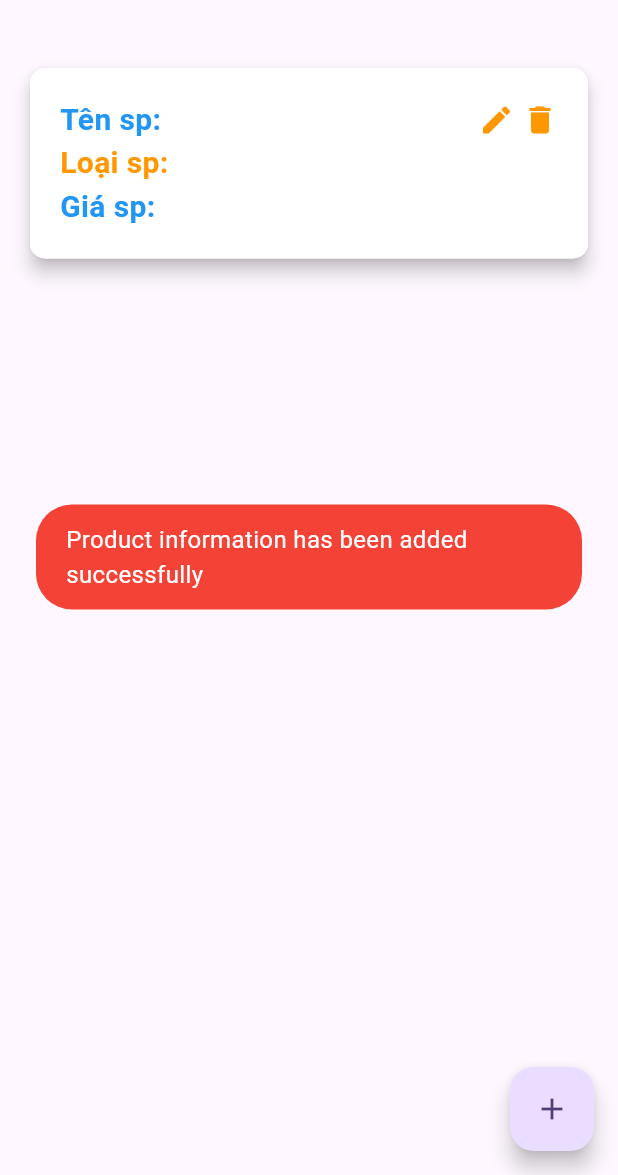
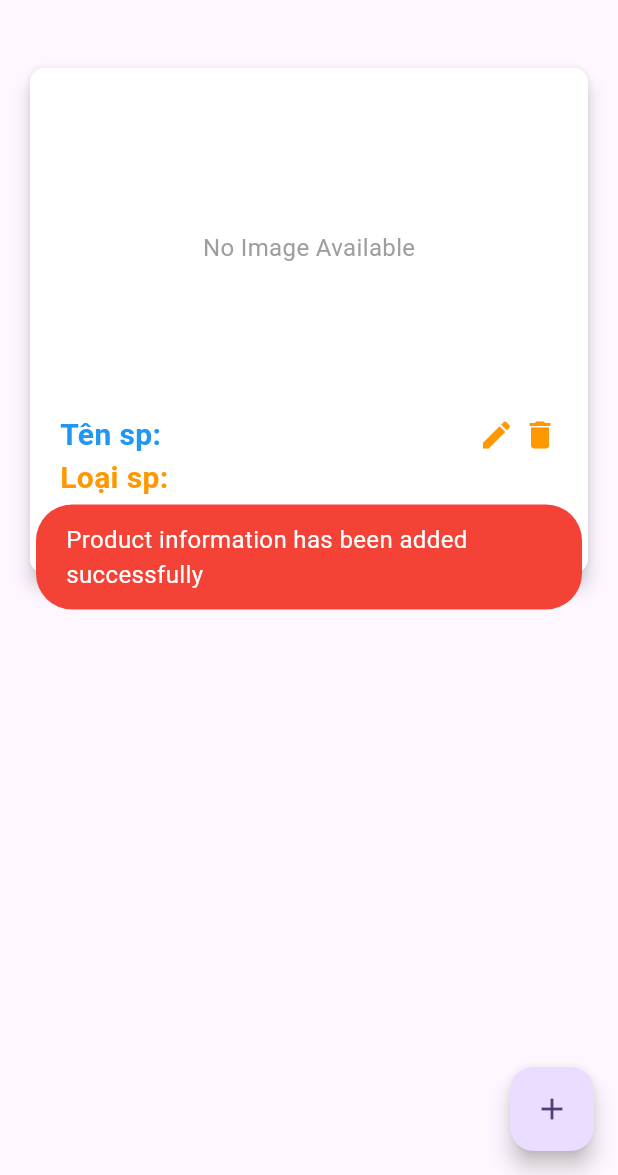
Before and after one commit to Rin-Bruh/Flutter-TTQuy-Giuaki, a Flutter app: the Product screen opened directly, after a tap on "Add", on a phone screen of 412 x 824 dp, the part 61-1236 px from its top. Run offline on Flutter 3.47's test engine with Material 3 defaults, Android fonts, the light colour scheme and no system bars; our stand-ins replace cloud_firestore, firebase_core, fluttertoast, random_string; accounts and stored records are empty.

Commit message:
upload-image

```diff
--- a/lib/pages/home.dart
+++ b/lib/pages/home.dart
@@ -15,6 +15,7 @@ class _HomeState extends State<Home> {
   TextEditingController tencontroller = TextEditingController();
   TextEditingController loaicontroller = TextEditingController();
   TextEditingController giacontroller = TextEditingController();
+  TextEditingController imagecontroller = TextEditingController();
   Stream? ProductStream;
 
   getontheload() async {
@@ -51,6 +52,25 @@ class _HomeState extends State<Home> {
                           child: Column(
                             crossAxisAlignment: CrossAxisAlignment.start,
                             children: [
+                              ds["imageUrl"] != null &&
+                                      ds["imageUrl"].isNotEmpty
+                                  ? Image.network(
+                                      ds["imageUrl"],
+                                      width: double.infinity,
+                                      height: 200,
+                                      fit: BoxFit.cover,
+                                    )
+                                  : const SizedBox(
+                                      height: 200,
+                                      child: Center(
+                                        child: Text(
+                                          "No Image Available",
+                                          style: TextStyle(
+                                              color: Colors.grey, fontSize: 16),
+                                        ),
+                                      ),
+                                    ),
+                              const SizedBox(height: 10),
                               Row(
                                 children: [
                                   Text("Tên sp: " + ds["Ten"],
@@ -64,6 +84,7 @@ class _HomeState extends State<Home> {
                                         tencontroller.text = ds["Ten"];
                                         loaicontroller.text = ds["Loai"];
                                         giacontroller.text = ds["Gia"];
+                                        imagecontroller.text = ds["imageUrl"];
                                         EditProductDetail(ds["Id"]);
                                       },
                                       child: const Icon(
@@ -259,6 +280,28 @@ class _HomeState extends State<Home> {
                   const SizedBox(
                     height: 30.0,
                   ),
+                  const Text("Hình ảnh",
+                      style: TextStyle(
+                          color: Colors.black,
+                          fontSize: 20.0,
+                          fontWeight: FontWeight.bold)),
+                  const SizedBox(
+                    height: 10.0,
+                  ),
+                  Container(
+                    padding: const EdgeInsets.only(left: 10.0),
+                    decoration: BoxDecoration(
+                        border: Border.all(),
+                        borderRadius: BorderRadius.circular(10.0)),
+                    child: TextField(
+                      controller: imagecontroller,
+                      decoration:
+                          const InputDecoration(border: InputBorder.none),
+                    ),
+                  ),
+                  const SizedBox(
+                    height: 30.0,
+                  ),
                   ElevatedButton(
                       onPressed: () async {
                         Map<String, dynamic> updateInfo = {
@@ -266,6 +309,7 @@ class _HomeState extends State<Home> {
                           "Loai": loaicontroller.text,
                           "Id": id,
                           "Gia": giacontroller.text,
+                          "imageUrl": imagecontroller.text,
                         };
                         await DatabaseMethods()
                             .updateProductDetail(id, updateInfo)
--- a/lib/pages/product.dart
+++ b/lib/pages/product.dart
@@ -15,6 +15,7 @@ class _ProductState extends State<Product> {
   TextEditingController tencontroller = TextEditingController();
   TextEditingController loaicontroller = TextEditingController();
   TextEditingController giacontroller = TextEditingController();
+  TextEditingController imagecontroller = TextEditingController();
   @override
   Widget build(BuildContext context) {
     return Scaffold(
@@ -58,7 +59,7 @@ class _ProductState extends State<Product> {
                   border: Border.all(),
                   borderRadius: BorderRadius.circular(10.0)),
               child: TextField(
-                 controller: tencontroller,
+                controller: tencontroller,
                 decoration: const InputDecoration(border: InputBorder.none),
               ),
             ),
@@ -107,6 +108,27 @@ class _ProductState extends State<Product> {
             const SizedBox(
               height: 30.0,
             ),
+            const Text("Hình ảnh",
+                style: TextStyle(
+                    color: Colors.black,
+                    fontSize: 24.0,
+                    fontWeight: FontWeight.bold)),
+            const SizedBox(
+              height: 10.0,
+            ),
+            Container(
+              padding: const EdgeInsets.only(left: 10.0),
+              decoration: BoxDecoration(
+                  border: Border.all(),
+                  borderRadius: BorderRadius.circular(10.0)),
+              child: TextField(
+                controller: imagecontroller,
+                decoration: const InputDecoration(border: InputBorder.none),
+              ),
+            ),
+            const SizedBox(
+              height: 30.0,
+            ),
             Center(
               child: ElevatedButton(
                 onPressed: () async {
@@ -116,13 +138,13 @@ class _ProductState extends State<Product> {
                     "Loai": loaicontroller.text,
                     "Id": Id,
                     "Gia": giacontroller.text,
+                    "imageUrl": imagecontroller.text,
                   };
                   await DatabaseMethods()
                       .addProductDetails(productInfoMap, Id)
                       .then((value) {
                     Fluttertoast.showToast(
-                        msg:
-                            "Product information has been added successfully",
+                        msg: "Product information has been added successfully",
                         toastLength: Toast.LENGTH_SHORT,
                         gravity: ToastGravity.CENTER,
                         timeInSecForIosWeb: 1,
@@ -130,8 +152,8 @@ class _ProductState extends State<Product> {
                         textColor: Colors.white,
                         fontSize: 16.0);
                   });
-                  Navigator.push(
-              context, MaterialPageRoute(builder: (context) => Home()));
+                  Navigator.push(context,
+                      MaterialPageRoute(builder: (context) => const Home()));
                 },
                 child: const Text(
                   "Add",
```
